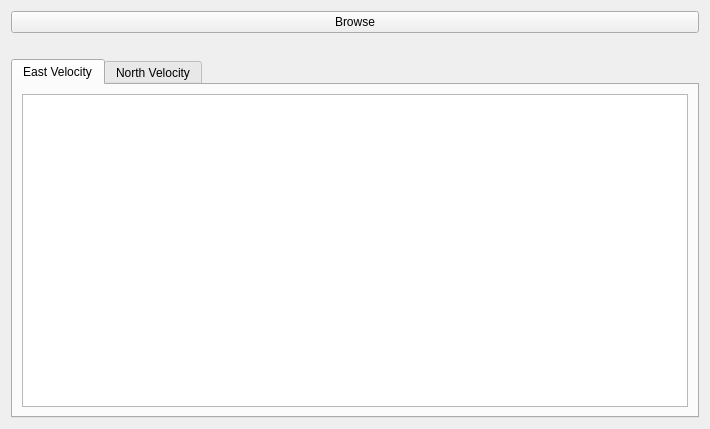
This is AverageView/average_view.ui in rowetechinc/Vector as Qt 5 draws it before an edit. The edited form follows.
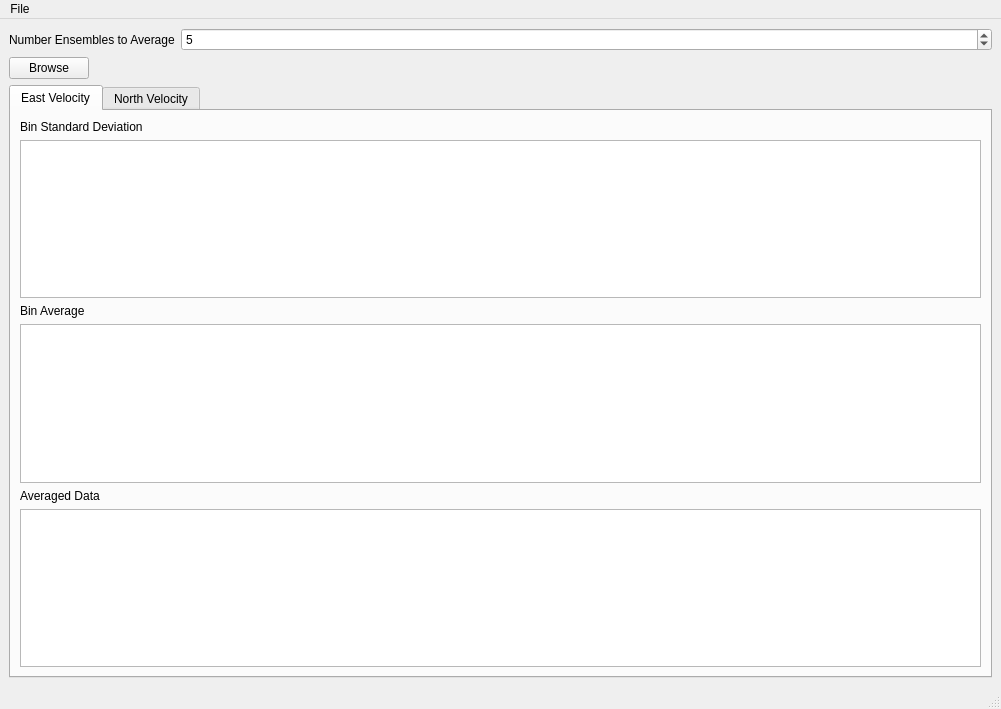
This is the edited form. The open tabs and pages were chosen to show the change.

The edit to the form file:
```diff
--- a/AverageView/average_view.ui
+++ b/AverageView/average_view.ui
@@ -1,37 +1,57 @@
 <?xml version="1.0" encoding="UTF-8"?>
 <ui version="4.0">
  <class>AverageView</class>
- <widget class="QWidget" name="AverageView">
+ <widget class="QMainWindow" name="AverageView">
   <property name="geometry">
    <rect>
     <x>0</x>
     <y>0</y>
-    <width>710</width>
-    <height>429</height>
+    <width>984</width>
+    <height>709</height>
    </rect>
   </property>
   <property name="windowTitle">
    <string>Form</string>
   </property>
+  <widget class="QWidget" name="centralwidget">
   <layout class="QVBoxLayout" name="verticalLayout_2">
    <item>
+     <layout class="QFormLayout" name="formLayout">
+      <item row="0" column="0">
+       <widget class="QLabel" name="label_4">
+        <property name="text">
+         <string>Number Ensembles to Average</string>
+        </property>
+       </widget>
+      </item>
+      <item row="0" column="1">
+       <widget class="QSpinBox" name="avgNumSpinBox">
+        <property name="minimumSize">
+         <size>
+          <width>811</width>
+          <height>0</height>
+         </size>
+        </property>
+        <property name="minimum">
+         <number>1</number>
+        </property>
+        <property name="maximum">
+         <number>9999999</number>
+        </property>
+        <property name="value">
+         <number>5</number>
+        </property>
+       </widget>
+      </item>
+     </layout>
+    </item>
+    <item alignment="Qt::AlignLeft|Qt::AlignVCenter">
     <widget class="QPushButton" name="browseButton">
      <property name="text">
       <string>Browse</string>
      </property>
     </widget>
    </item>
-   <item>
-    <layout class="QHBoxLayout" name="horizontalLayout">
-     <item>
-      <widget class="QLabel" name="filePathLabel">
-       <property name="text">
-        <string/>
-       </property>
-      </widget>
-     </item>
-    </layout>
-   </item>
    <item>
     <widget class="QTabWidget" name="tabWidget">
      <property name="currentIndex">
@@ -41,17 +61,56 @@
       <attribute name="title">
        <string>East Velocity</string>
       </attribute>
-      <layout class="QVBoxLayout" name="verticalLayout_3">
+       <layout class="QGridLayout" name="gridLayout">
+        <item row="0" column="0">
+         <layout class="QVBoxLayout" name="verticalLayout_5">
+          <item>
+           <widget class="QLabel" name="label_3">
+            <property name="text">
+             <string>Bin Standard Deviation</string>
+            </property>
+           </widget>
+          </item>
+          <item>
+           <widget class="QTableView" name="eastStdTableView"/>
+          </item>
+         </layout>
+        </item>
+        <item row="1" column="0">
+         <layout class="QVBoxLayout" name="verticalLayout_4">
+          <item>
+           <widget class="QLabel" name="label_2">
+            <property name="text">
+             <string>Bin Average</string>
+            </property>
+           </widget>
+          </item>
+          <item>
+           <widget class="QTableView" name="eastAvgTableView"/>
+          </item>
+         </layout>
+        </item>
+        <item row="2" column="0">
+         <layout class="QVBoxLayout" name="verticalLayout">
+          <item>
+           <widget class="QLabel" name="label">
+            <property name="text">
+             <string>Averaged Data</string>
+            </property>
+           </widget>
+          </item>
        <item>
         <widget class="QTableView" name="eastTableView"/>
        </item>
       </layout>
+        </item>
+       </layout>
      </widget>
      <widget class="QWidget" name="tab_2">
       <attribute name="title">
        <string>North Velocity</string>
       </attribute>
-      <layout class="QVBoxLayout" name="verticalLayout_4">
+       <layout class="QVBoxLayout" name="verticalLayout_3">
        <item>
         <widget class="QTableView" name="NorthTableView"/>
        </item>
@@ -60,6 +119,30 @@
     </widget>
    </item>
   </layout>
+  </widget>
+  <widget class="QMenuBar" name="menubar">
+   <property name="geometry">
+    <rect>
+     <x>0</x>
+     <y>0</y>
+     <width>984</width>
+     <height>21</height>
+    </rect>
+   </property>
+   <widget class="QMenu" name="menuFile">
+    <property name="title">
+     <string>File</string>
+    </property>
+    <addaction name="actionSelect_Files"/>
+   </widget>
+   <addaction name="menuFile"/>
+  </widget>
+  <widget class="QStatusBar" name="statusbar"/>
+  <action name="actionSelect_Files">
+   <property name="text">
+    <string>Select Files</string>
+   </property>
+  </action>
  </widget>
  <resources/>
  <connections/>
```
Left out of the diff: 6 changed lines with no effect on the pictures. Lines whose indentation alone changed are shown as unchanged.
